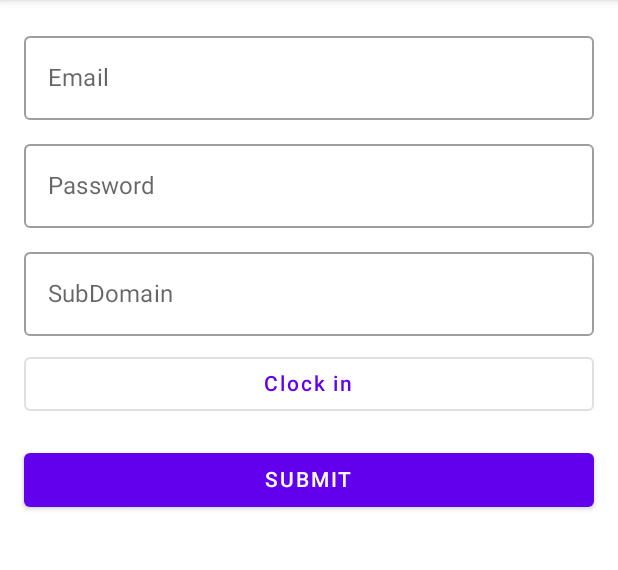
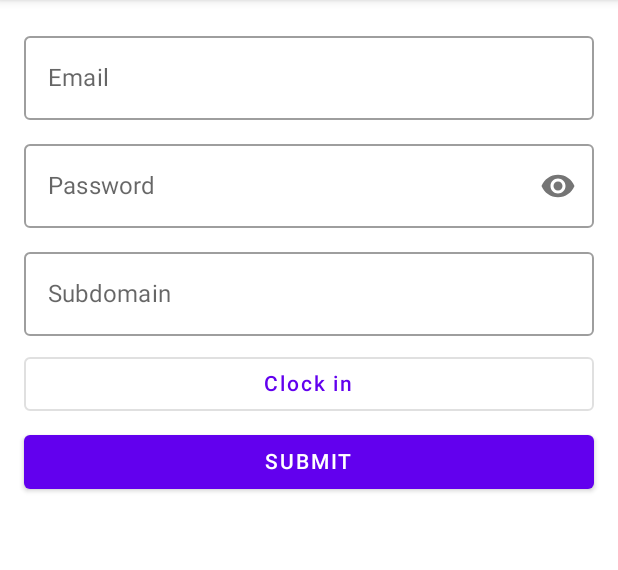
Before and after one commit to temqua/TimeClockWizardClient, an Android app built with Jetpack Compose: the screen it shows after launch (MainActivity), on a phone screen of 412 x 824 dp, the part 84-654 px from its top. Run offline under Robolectric (Android 15) with nearby library versions, the phone set to English and light mode, and no system bars.

Commit message:
Introduced data store. Hid password with ability to show it. Fixed checks for authorized ('Set-Cookie'). Fixed request for ClockIn/ClockOut.

```diff
--- a/app/build.gradle
+++ b/app/build.gradle
@@ -53,7 +53,7 @@ dependencies {
     implementation "org.jetbrains.kotlinx:kotlinx-coroutines-android:1.7.2"
     implementation "androidx.compose.runtime:runtime:1.4.3"
     implementation "com.squareup.okhttp3:okhttp:4.11.0"
-    implementation 'androidx.preference:preference:1.2.0'
+    implementation "androidx.datastore:datastore-preferences:1.0.0"
     testImplementation 'junit:junit:4.13.2'
     androidTestImplementation 'androidx.test.ext:junit:1.1.5'
     androidTestImplementation 'androidx.test.espresso:espresso-core:3.5.1'
--- a/app/src/main/java/io/github/temqua/timeclockwizardclient/MainActivity.kt
+++ b/app/src/main/java/io/github/temqua/timeclockwizardclient/MainActivity.kt
@@ -1,4 +1,5 @@
 package io.github.temqua.timeclockwizardclient
+
 
 import android.content.res.Configuration
 import android.os.Bundle
@@ -15,14 +16,19 @@ import androidx.compose.foundation.text.KeyboardOptions
 import androidx.compose.material.Button
 import androidx.compose.material.DropdownMenu
 import androidx.compose.material.DropdownMenuItem
+import androidx.compose.material.Icon
+import androidx.compose.material.IconButton
 import androidx.compose.material.OutlinedButton
 import androidx.compose.material.OutlinedTextField
 import androidx.compose.material.Scaffold
 import androidx.compose.material.ScaffoldState
+import androidx.compose.material.Snackbar
+import androidx.compose.material.SnackbarHost
 import androidx.compose.material.Text
 import androidx.compose.material.TopAppBar
 import androidx.compose.material.rememberScaffoldState
 import androidx.compose.runtime.Composable
+import androidx.compose.runtime.collectAsState
 import androidx.compose.runtime.getValue
 import androidx.compose.runtime.mutableStateOf
 import androidx.compose.runtime.remember
@@ -30,7 +36,11 @@ import androidx.compose.runtime.rememberCoroutineScope
 import androidx.compose.runtime.setValue
 import androidx.compose.ui.Alignment
 import androidx.compose.ui.Modifier
+import androidx.compose.ui.platform.LocalContext
+import androidx.compose.ui.res.painterResource
 import androidx.compose.ui.text.input.KeyboardType
+import androidx.compose.ui.text.input.PasswordVisualTransformation
+import androidx.compose.ui.text.input.VisualTransformation
 import androidx.compose.ui.tooling.preview.Preview
 import androidx.compose.ui.unit.dp
 import kotlinx.coroutines.Dispatchers
@@ -65,6 +75,16 @@ fun Main() {
         scaffoldState = rememberScaffoldState()
         Scaffold(
             scaffoldState = scaffoldState,
+            snackbarHost = {
+                SnackbarHost(
+                    hostState = it,
+                    snackbar = { data ->
+                        Snackbar(
+                            snackbarData = data
+                        )
+                    },
+                )
+            },
             topBar = {
                 TopAppBar(
                     title = { Text("TimeClockWizard Client") },
@@ -79,13 +99,27 @@ fun Main() {
 
 @Composable
 fun Content(paddingValues: PaddingValues) {
+    val context = LocalContext.current
+    val dataStore = Store(context)
+    val composableScope = rememberCoroutineScope()
+    val savedEmail = dataStore.emailFlow.collectAsState(initial = "")
+    val savedSubdomain = dataStore.subdomainFlow.collectAsState(initial = "")
     var emailState by remember { mutableStateOf("") }
     var passwordState by remember { mutableStateOf("") }
     var subDomainState by remember { mutableStateOf("") }
     var commandState by remember { mutableStateOf(TimerCommand.ClockIn) }
-    val composableScope = rememberCoroutineScope()
     var expanded by remember { mutableStateOf(false) }
-    val (snackbarVisibleState, setSnackBarState) = remember { mutableStateOf(false) }
+    var passwordVisibility by remember { mutableStateOf(false) }
+    if (savedEmail.value.isNotEmpty()) {
+        emailState = savedEmail.value
+    }
+    if (savedSubdomain.value.isNotEmpty()) {
+        subDomainState = savedSubdomain.value
+    }
+    val icon = if (passwordVisibility)
+        painterResource(id = R.drawable.baseline_visibility_off_24)
+    else
+        painterResource(id = R.drawable.baseline_visibility_24)
     Column(
         modifier = Modifier
             .padding(16.dp),
@@ -104,6 +138,17 @@ fun Content(paddingValues: PaddingValues) {
             value = passwordState,
             onValueChange = { passwordState = it.trim() },
             label = { Text(text = "Password") },
+            trailingIcon = {
+                IconButton(onClick = {
+                    passwordVisibility = !passwordVisibility
+                }) {
+                    Icon(
+                        painter = icon,
+                        contentDescription = "Visibility Icon"
+                    )
+                }
+            },
+            visualTransformation = if (passwordVisibility) VisualTransformation.None else PasswordVisualTransformation(),
             keyboardOptions = KeyboardOptions(keyboardType = KeyboardType.Password)
         )
         Spacer(modifier = Modifier.height(8.dp))
@@ -111,7 +156,7 @@ fun Content(paddingValues: PaddingValues) {
             value = subDomainState,
             onValueChange = { subDomainState = it.trim() },
             modifier = Modifier.fillMaxWidth(),
-            label = { Text(text = "SubDomain") },
+            label = { Text(text = "Subdomain") },
         )
         Spacer(modifier = Modifier.height(8.dp))
         OutlinedButton(
@@ -142,16 +187,42 @@ fun Content(paddingValues: PaddingValues) {
                 content = { Text(text = "Clock Out") }
             )
         }
-        Spacer(modifier = Modifier.height(16.dp))
+        Spacer(modifier = Modifier.height(4.dp))
         Button(
             onClick = {
                 composableScope.launch {
+                    if (!android.util.Patterns.EMAIL_ADDRESS.matcher(emailState).matches()) {
+                        scaffoldState.snackbarHostState.showSnackbar(
+                            message = "You entered invalid email",
+                        )
+                        return@launch
+                    }
+                    if (subDomainState.isEmpty()) {
+                        scaffoldState.snackbarHostState.showSnackbar(
+                            message = "Subdomain field must contain data",
+                        )
+                        return@launch
+                    }
+                    if (passwordState.isEmpty()) {
+                        scaffoldState.snackbarHostState.showSnackbar(
+                            message = "Password field must contain data",
+                        )
+                        return@launch
+                    }
                     withContext(Dispatchers.IO) {
+                        dataStore.saveEmail(emailState)
+                        dataStore.saveSubdomain(subDomainState)
                         val result = fetchVerificationToken(userAgent, subDomainState)
-                        if (result.successful && result.data.isNotEmpty()) {
+                        if (!result.successful || result.data.isEmpty()) {
+                            scaffoldState.snackbarHostState.showSnackbar(
+                                message = "Authorization unsuccessful. Check your credentials and internet connection please. ${result.error}",
+                            )
+                            return@withContext
+                        }
                         val cookies = result.data
                         val cookieList = cookies.split(";")
-                            val verificationCookie = cookieList.find { cookie -> cookie.contains("__RequestVerificationToken") }
+                        val verificationCookie =
+                            cookieList.find { cookie -> cookie.contains("__RequestVerificationToken") }
                         val verificationToken = verificationCookie?.split("=")?.get(1) ?: ""
                         val submitResult = submitForm(
                             userAgent,
@@ -162,20 +233,13 @@ fun Content(paddingValues: PaddingValues) {
                             verificationToken,
                             cookies
                         )
-                            if (submitResult) {
+                        val msg =
+                            if (submitResult) "You have been successfully ${getMessage(commandState)}"
+                            else "Authorization unsuccessful. Check your credentials, please."
+
                         scaffoldState.snackbarHostState.showSnackbar(
-                                    message = "You have been successfully authorized",
+                            message = msg,
                         )
-                            } else {
-                                scaffoldState.snackbarHostState.showSnackbar(
-                                    message = "Authorization unsuccessful. Check your credentials, please.",
-                                )
-                            }
-                        } else {
-                            scaffoldState.snackbarHostState.showSnackbar(
-                                message = "Authorization unsuccessful. Check your internet connection, please.",
-                            )
-                        }
                     }
                 }
             },
@@ -184,6 +248,10 @@ fun Content(paddingValues: PaddingValues) {
             Text(text = "SUBMIT")
         }
     }
+}
+
+fun getMessage(command: TimerCommand): String {
+    return if (command == TimerCommand.ClockIn) "clocked in" else "clocked out"
 }
 
 fun fetchVerificationToken(userAgent: String, subDomain: String): Result {
@@ -195,14 +263,16 @@ fun fetchVerificationToken(userAgent: String, subDomain: String): Result {
     val loginResponse = client.newCall(loginRequest).execute()
     val cookies = loginResponse.headers.values("set-cookie")
     if (!loginResponse.isSuccessful) {
-        return Result(false, "")
+        return Result(false, "", loginResponse.message)
     }
     val handledCookies = cookies.map { cookie -> cookie.split(";")[0] }.joinToString("; ")
-    return Result(true, handledCookies)
+    return Result(true, handledCookies, "")
 }
+
 data class Result(
     val successful: Boolean,
     val data: String,
+    val error: String
 )
 
 fun submitForm(
@@ -219,11 +289,11 @@ fun submitForm(
         .setType(MultipartBody.FORM)
         .addFormDataPart("__RequestVerificationToken", token)
         .addFormDataPart("Subdomain", subDomain)
-        .addFormDataPart("ClientDetails.QuickClockInPassword", "true")
-        .addFormDataPart("ClientDetails.QuickClockIn", command)
+        .addFormDataPart("ClientDetails.QuickClockInPassword", "True")
+        .addFormDataPart("ClientDetails.QuickClockIn", "True")
         .addFormDataPart("UserName", email)
         .addFormDataPart("Password", password)
-        .addFormDataPart("command", "LogIn")
+        .addFormDataPart("command", command)
         .build()
     val request = Request.Builder()
         .url("https://apps.timeclockwizard.com/Login")
@@ -232,5 +302,6 @@ fun submitForm(
         .post(requestBody)
         .build()
     val response = client.newCall(request).execute()
-    return response.isSuccessful
+    val receivedCookies = response.headers.values("set-cookie")
+    return response.isSuccessful && receivedCookies.isNotEmpty()
 }
--- /dev/null
+++ b/app/src/main/java/io/github/temqua/timeclockwizardclient/Store.kt
@@ -0,0 +1,44 @@
+package io.github.temqua.timeclockwizardclient
+
+import android.content.Context
+import androidx.datastore.core.DataStore
+import androidx.datastore.preferences.core.Preferences
+import androidx.datastore.preferences.core.edit
+import androidx.datastore.preferences.core.stringPreferencesKey
+import androidx.datastore.preferences.preferencesDataStore
+import kotlinx.coroutines.flow.Flow
+import kotlinx.coroutines.flow.map
+
+class Store(private val context: Context) {
+
+
+    companion object {
+        val Context.dataStore: DataStore<Preferences> by preferencesDataStore(name = "settings")
+        val EMAIL_KEY = stringPreferencesKey("email")
+        val SUBDOMAIN_KEY = stringPreferencesKey("subdomain")
+    }
+
+    val emailFlow: Flow<String> = context.dataStore.data
+        .map { preferences ->
+            preferences[EMAIL_KEY] ?: ""
+        }
+
+    val subdomainFlow: Flow<String> = context.dataStore.data
+        .map { preferences ->
+            preferences[SUBDOMAIN_KEY] ?: ""
+        }
+
+    suspend fun saveEmail(email: String) {
+        context.dataStore.edit { preferences ->
+            preferences[EMAIL_KEY] = email
+        }
+    }
+
+    suspend fun saveSubdomain(subdomain: String) {
+        context.dataStore.edit { preferences ->
+            preferences[SUBDOMAIN_KEY] = subdomain
+        }
+    }
+
+
+}
--- /dev/null
+++ b/app/src/main/res/drawable/baseline_visibility_24.xml
@@ -0,0 +1,5 @@
+<vector android:height="24dp" android:tint="#000000"
+    android:viewportHeight="24" android:viewportWidth="24"
+    android:width="24dp" xmlns:android="http://schemas.android.com/apk/res/android">
+    <path android:fillColor="@android:color/white" android:pathData="M12,4.5C7,4.5 2.73,7.61 1,12c1.73,4.39 6,7.5 11,7.5s9.27,-3.11 11,-7.5c-1.73,-4.39 -6,-7.5 -11,-7.5zM12,17c-2.76,0 -5,-2.24 -5,-5s2.24,-5 5,-5 5,2.24 5,5 -2.24,5 -5,5zM12,9c-1.66,0 -3,1.34 -3,3s1.34,3 3,3 3,-1.34 3,-3 -1.34,-3 -3,-3z"/>
+</vector>
--- /dev/null
+++ b/app/src/main/res/drawable/baseline_visibility_off_24.xml
@@ -0,0 +1,5 @@
+<vector android:height="24dp" android:tint="#000000"
+    android:viewportHeight="24" android:viewportWidth="24"
+    android:width="24dp" xmlns:android="http://schemas.android.com/apk/res/android">
+    <path android:fillColor="@android:color/white" android:pathData="M12,7c2.76,0 5,2.24 5,5 0,0.65 -0.13,1.26 -0.36,1.83l2.92,2.92c1.51,-1.26 2.7,-2.89 3.43,-4.75 -1.73,-4.39 -6,-7.5 -11,-7.5 -1.4,0 -2.74,0.25 -3.98,0.7l2.16,2.16C10.74,7.13 11.35,7 12,7zM2,4.27l2.28,2.28 0.46,0.46C3.08,8.3 1.78,10.02 1,12c1.73,4.39 6,7.5 11,7.5 1.55,0 3.03,-0.3 4.38,-0.84l0.42,0.42L19.73,22 21,20.73 3.27,3 2,4.27zM7.53,9.8l1.55,1.55c-0.05,0.21 -0.08,0.43 -0.08,0.65 0,1.66 1.34,3 3,3 0.22,0 0.44,-0.03 0.65,-0.08l1.55,1.55c-0.67,0.33 -1.41,0.53 -2.2,0.53 -2.76,0 -5,-2.24 -5,-5 0,-0.79 0.2,-1.53 0.53,-2.2zM11.84,9.02l3.15,3.15 0.02,-0.16c0,-1.66 -1.34,-3 -3,-3l-0.17,0.01z"/>
+</vector>
```
Lines whose indentation alone changed are shown as unchanged.
